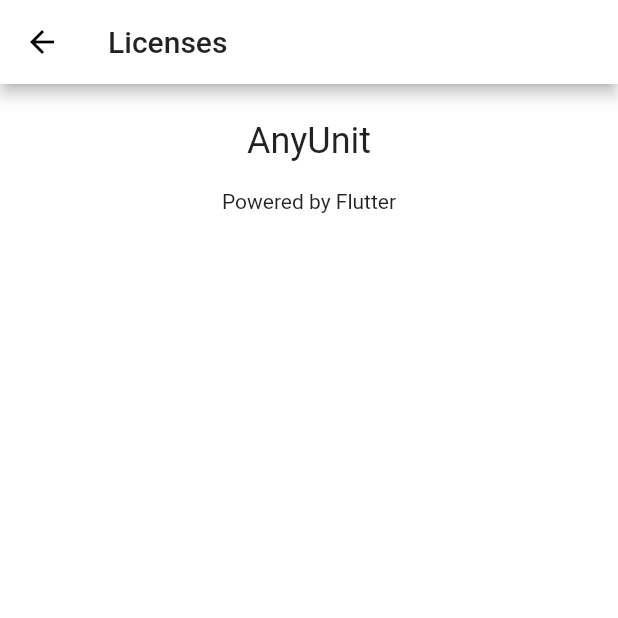
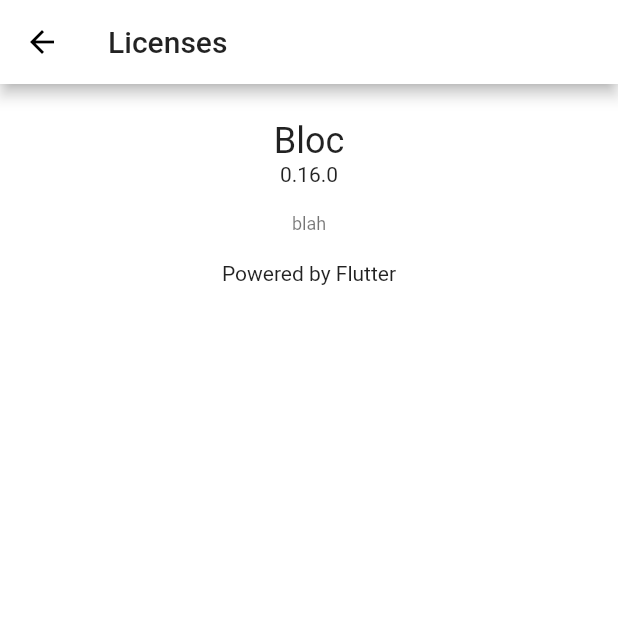
Before and after one commit to TobiasRitter/anyunit, a Flutter app: the screen it shows after launch, after a tap on the "info outline" icon, on a phone screen of 412 x 824 dp, the top half of it. Run offline on Flutter 3.47's test engine with Material 2 defaults, Android fonts, the phone set to English and light mode, and no system bars; our stand-ins replace bloc, equatable, flutter_bloc.

Commit message:
start license screen

```diff
--- a/lib/view/inputscreen.dart
+++ b/lib/view/inputscreen.dart
@@ -46,7 +46,11 @@ class _InputScreenState extends State<InputScreen> {
                   Navigator.push(
                     context,
                     MaterialPageRoute(
-                      builder: (context) => LicensePage(),
+                      builder: (context) => LicensePage(
+                            applicationName: "Bloc",
+                            applicationLegalese: "blah",
+                            applicationVersion: "0.16.0",
+                          ),
                     ),
                   );
                 },
```
